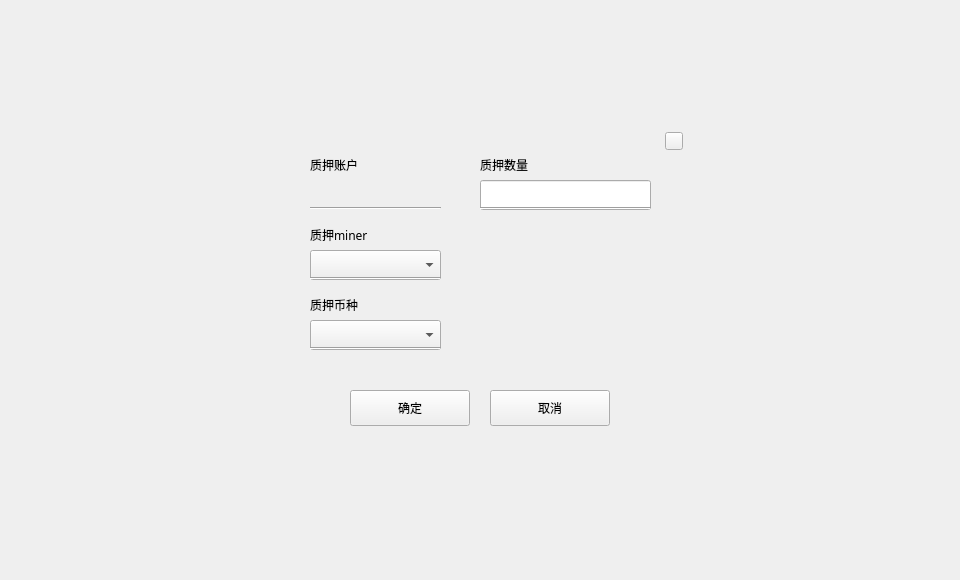
Above: miner/locktominerdialog.ui from HcashOrg/hx-indicator before the change. Below: the same form after it.
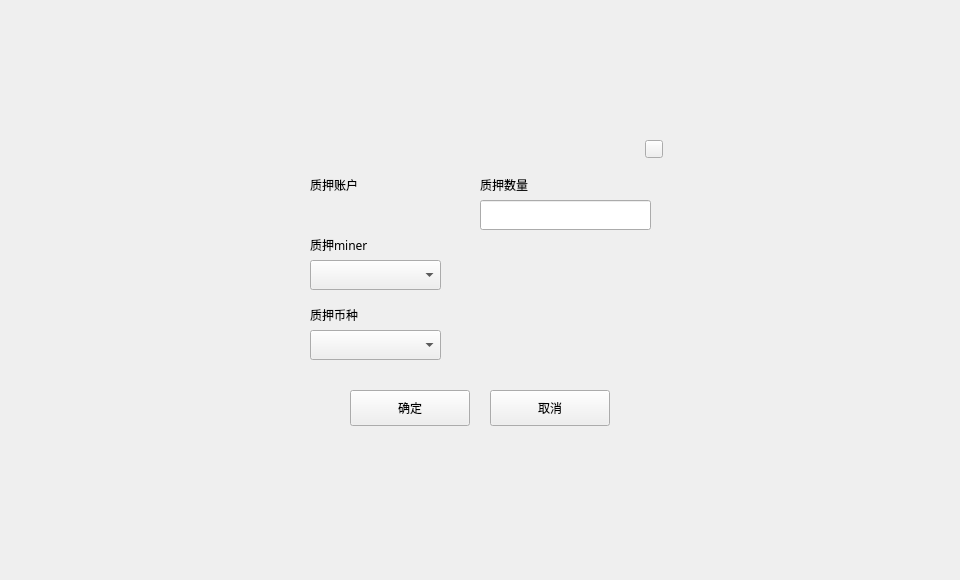
That is the form after the change.

```diff
--- a/miner/locktominerdialog.ui
+++ b/miner/locktominerdialog.ui
@@ -40,7 +40,7 @@
      <property name="geometry">
       <rect>
        <x>40</x>
-       <y>30</y>
+       <y>50</y>
        <width>120</width>
        <height>30</height>
       </rect>
@@ -109,8 +109,8 @@
     <widget class="QToolButton" name="closeBtn">
      <property name="geometry">
       <rect>
-       <x>395</x>
-       <y>12</y>
+       <x>375</x>
+       <y>20</y>
        <width>18</width>
        <height>18</height>
       </rect>
@@ -132,11 +132,14 @@
      <property name="geometry">
       <rect>
        <x>40</x>
-       <y>60</y>
+       <y>80</y>
        <width>120</width>
        <height>30</height>
       </rect>
      </property>
+     <property name="styleSheet">
+      <string notr="true">font: 14px &quot;微软雅黑&quot;;</string>
+     </property>
      <property name="text">
       <string/>
      </property>
@@ -148,7 +151,7 @@
      <property name="geometry">
       <rect>
        <x>40</x>
-       <y>100</y>
+       <y>110</y>
        <width>120</width>
        <height>30</height>
       </rect>
@@ -164,7 +167,7 @@
      <property name="geometry">
       <rect>
        <x>40</x>
-       <y>130</y>
+       <y>140</y>
        <width>131</width>
        <height>30</height>
       </rect>
@@ -187,7 +190,7 @@
      <property name="geometry">
       <rect>
        <x>210</x>
-       <y>30</y>
+       <y>50</y>
        <width>120</width>
        <height>30</height>
       </rect>
@@ -203,7 +206,7 @@
      <property name="geometry">
       <rect>
        <x>40</x>
-       <y>170</y>
+       <y>180</y>
        <width>120</width>
        <height>30</height>
       </rect>
@@ -219,7 +222,7 @@
      <property name="geometry">
       <rect>
        <x>40</x>
-       <y>200</y>
+       <y>210</y>
        <width>131</width>
        <height>30</height>
       </rect>
@@ -242,7 +245,7 @@
      <property name="geometry">
       <rect>
        <x>210</x>
-       <y>60</y>
+       <y>80</y>
        <width>171</width>
        <height>30</height>
       </rect>
@@ -257,63 +260,11 @@
       <number>20</number>
      </property>
     </widget>
-    <widget class="Line" name="line">
-     <property name="geometry">
-      <rect>
-       <x>40</x>
-       <y>80</y>
-       <width>131</width>
-       <height>16</height>
-      </rect>
-     </property>
-     <property name="orientation">
-      <enum>Qt::Horizontal</enum>
-     </property>
-    </widget>
-    <widget class="Line" name="line_2">
-     <property name="geometry">
-      <rect>
-       <x>40</x>
-       <y>220</y>
-       <width>131</width>
-       <height>16</height>
-      </rect>
-     </property>
-     <property name="orientation">
-      <enum>Qt::Horizontal</enum>
-     </property>
-    </widget>
-    <widget class="Line" name="line_3">
-     <property name="geometry">
-      <rect>
-       <x>210</x>
-       <y>80</y>
-       <width>171</width>
-       <height>16</height>
-      </rect>
-     </property>
-     <property name="orientation">
-      <enum>Qt::Horizontal</enum>
-     </property>
-    </widget>
-    <widget class="Line" name="line_4">
-     <property name="geometry">
-      <rect>
-       <x>40</x>
-       <y>150</y>
-       <width>131</width>
-       <height>16</height>
-      </rect>
-     </property>
-     <property name="orientation">
-      <enum>Qt::Horizontal</enum>
-     </property>
-    </widget>
     <widget class="QStackedWidget" name="stackedWidget">
      <property name="geometry">
       <rect>
        <x>210</x>
-       <y>100</y>
+       <y>120</y>
        <width>171</width>
        <height>131</height>
       </rect>
```
